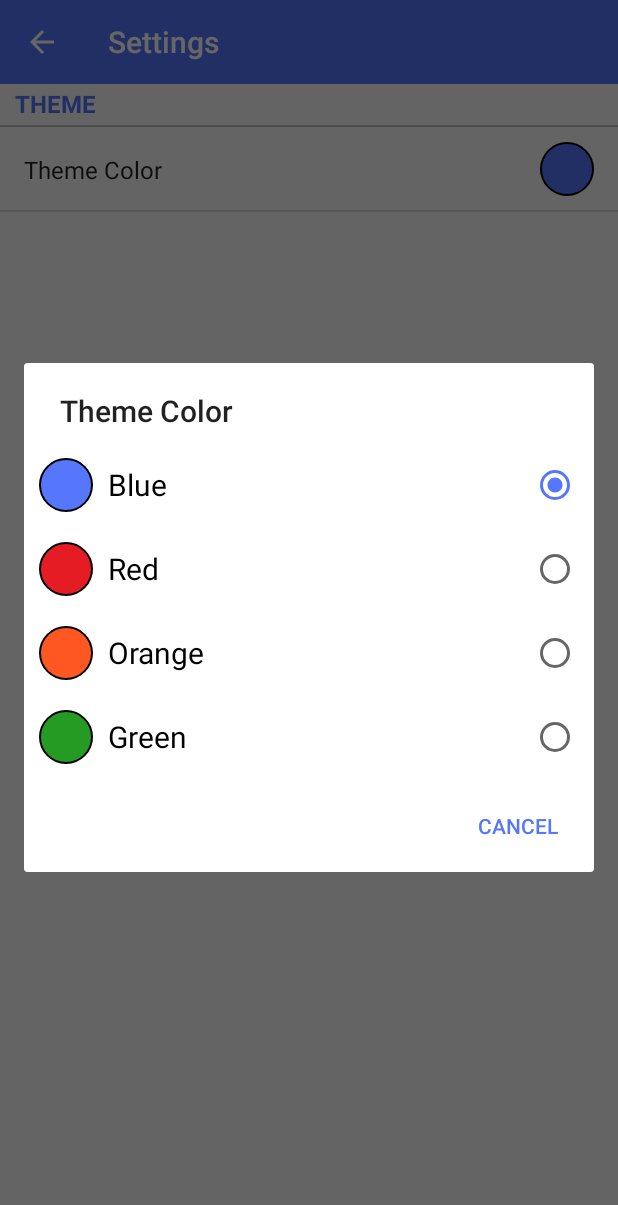
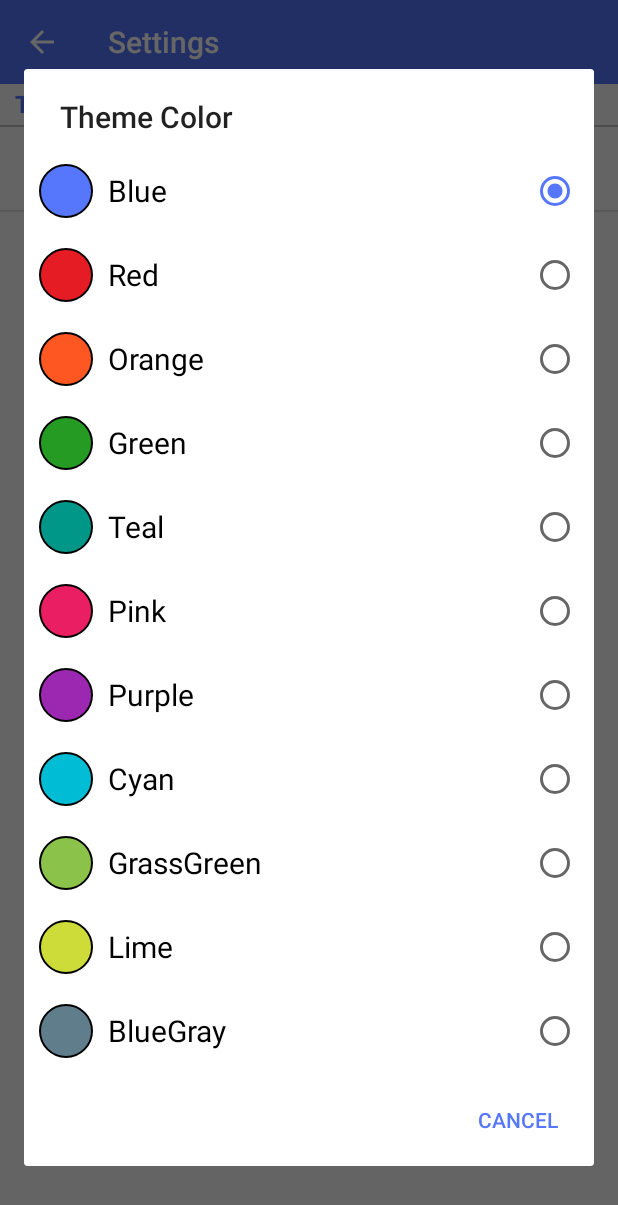
Before and after one commit to digitalplugg/Material-Music-Player, an Android app: the SettingsItemDetailActivity screen opened directly, with no data from a screen before it, after a tap on "Theme Color", on a phone screen of 412 x 824 dp. Shown: the top 1205 px of the screen. Run offline under Robolectric (Android 15) with nearby library versions, the phone set to English and light mode, and no system bars.

Commit message:
Add more color themes.

```diff
--- a/app/src/main/java/com/buptsse/zero/materialmusicplayer/MainActivity.java
+++ b/app/src/main/java/com/buptsse/zero/materialmusicplayer/MainActivity.java
@@ -10,6 +10,7 @@ import android.support.v7.app.AppCompatActivity;
 import android.support.v7.widget.Toolbar;
 import android.view.Menu;
 import android.view.MenuItem;
+import android.view.View;
 
 import com.buptsse.zero.materialmusicplayer.settings.AppSharePreference;
 import com.buptsse.zero.materialmusicplayer.settings.SettingsItemListActivity;
@@ -25,6 +26,7 @@ public class MainActivity extends AppCompatActivity
         setTheme(themeID);
         super.onCreate(savedInstanceState);
         setContentView(R.layout.activity_main);
+        findViewById(R.id.nav_header_layout).getBackground().setLevel(AppSharePreference.getThemeOptionValue(this));
         Toolbar mainToolBar = (Toolbar)findViewById(R.id.toolbar_main_activity);
         setSupportActionBar(mainToolBar);
 
@@ -41,10 +43,10 @@ public class MainActivity extends AppCompatActivity
     @Override
     protected void onResume() {
         super.onResume();
+        DrawerLayout drawer = (DrawerLayout) findViewById(R.id.drawer_layout_main_activity);
+        drawer.closeDrawer(GravityCompat.START);
         if(AppSharePreference.getThemeResID(this) != themeID)
             this.recreate();
-        DrawerLayout drawer = (DrawerLayout) findViewById(R.id.drawer_layout_main_activity);
-        drawer.closeDrawer(GravityCompat.START);
     }
 
     @Override
--- a/app/src/main/java/com/buptsse/zero/materialmusicplayer/settings/AppSharePreference.java
+++ b/app/src/main/java/com/buptsse/zero/materialmusicplayer/settings/AppSharePreference.java
@@ -9,7 +9,9 @@ public class AppSharePreference {
     private static SharedPreferences globalPreference = null;
 
     public static final int appThemeID[] = new int[]{R.style.AppTheme, R.style.AppRedTheme,
-        R.style.AppOrangeTheme, R.style.AppGreenTheme};
+        R.style.AppOrangeTheme, R.style.AppGreenTheme, R.style.AppTealTheme,
+        R.style.AppPinkTheme, R.style.AppPurpleTheme, R.style.AppCyanTheme,
+        R.style.AppGrassGreenTheme, R.style.AppLimeTheme, R.style.AppBlueGreyTheme};
 
     public static void initPreference(Context context)
     {
@@ -18,7 +20,18 @@ public class AppSharePreference {
 
     public static int getThemeResID(Context context)
     {
-        int pos = globalPreference.getInt(context.getResources().getString(R.string.theme_color_key), 0);
+        int pos = getThemeOptionValue(context);
         return appThemeID[pos];
     }
+
+    public static int getThemeOptionValue(Context context)
+    {
+        return globalPreference.getInt(context.getResources().getString(R.string.theme_color_key), 0);
+    }
+
+    public static void setThemeOptionValue(Context context, int value) {
+        SharedPreferences.Editor editor = globalPreference.edit();
+        editor.putInt(context.getResources().getString(R.string.theme_color_key), value);
+        editor.commit();
+    }
 }
--- a/app/src/main/java/com/buptsse/zero/materialmusicplayer/settings/ColorListAdapter.java
+++ b/app/src/main/java/com/buptsse/zero/materialmusicplayer/settings/ColorListAdapter.java
@@ -4,6 +4,7 @@ import android.content.Context;
 import android.view.View;
 import android.view.ViewGroup;
 import android.widget.BaseAdapter;
+import android.widget.CheckBox;
 import android.widget.ImageView;
 import android.widget.RadioButton;
 import android.widget.TextView;
@@ -15,13 +16,12 @@ public class ColorListAdapter extends BaseAdapter {
     private String[] colorNameArray;
     private int levelListResID;
     private Context context;
-    private View itemView[];
+    private int checkItemPos = 0;
 
     public ColorListAdapter(Context context, String[] colorNameArray, int levelListResID) {
         this.context = context;
         this.colorNameArray = colorNameArray;
         this.levelListResID = levelListResID;
-        itemView = new View[colorNameArray.length];
     }
 
     @Override
@@ -39,30 +39,29 @@ public class ColorListAdapter extends BaseAdapter {
         return colorNameArray.length;
     }
 
+    public void setCheckItemPos(int pos) {
+        checkItemPos = pos;
+    }
+
     @Override
     public View getView(int position, View convertView, ViewGroup parent)
     {
-        itemView[position] = View.inflate(context, R.layout.list_radiobutton_item, null);
-        ImageView itemIcon = (ImageView)itemView[position].findViewById(R.id.list_item_icon);
+        View newView = null;
+        if(convertView == null)
+            newView = View.inflate(context, R.layout.list_radiobutton_item, null);
+        else
+            newView = convertView;
+        ImageView itemIcon = (ImageView)newView.findViewById(R.id.list_item_icon);
         itemIcon.setImageResource(levelListResID);
         itemIcon.setImageLevel(position);
         itemIcon.setVisibility(View.VISIBLE);
-        ((TextView)itemView[position].findViewById(R.id.list_item_name)).setText(colorNameArray[position]);
-        return itemView[position];
-    }
-
-    public void setItemOnClickListener(int pos, View.OnClickListener listener)
-    {
-        itemView[pos].setOnClickListener(listener);
-    }
-
-    public void setItemChecked(int position, boolean checked)
-    {
-        ((RadioButton)itemView[position].findViewById(R.id.list_item_radio_button)).setChecked(checked);
-    }
-
-    public boolean getItemChecked(int position)
-    {
-        return ((RadioButton)itemView[position].findViewById(R.id.list_item_radio_button)).isChecked();
+        ((TextView)newView.findViewById(R.id.list_item_name)).setText(colorNameArray[position]);
+        if(position == checkItemPos) {
+            ((RadioButton) newView.findViewById(R.id.list_item_radio_button)).setChecked(true);
+            newView.requestFocus();
+        }
+        else
+            ((RadioButton)newView.findViewById(R.id.list_item_radio_button)).setChecked(false);
+        return newView;
     }
 }
--- a/app/src/main/java/com/buptsse/zero/materialmusicplayer/settings/ColorListPreference.java
+++ b/app/src/main/java/com/buptsse/zero/materialmusicplayer/settings/ColorListPreference.java
@@ -12,63 +12,50 @@ import android.view.View;
 import android.widget.AdapterView;
 import android.widget.CheckBox;
 import android.widget.ImageView;
-import android.widget.SimpleAdapter;
 
 import com.buptsse.zero.materialmusicplayer.R;
-import com.buptsse.zero.materialmusicplayer.ThemeColor;
 
-public class ColorListPreference extends CheckBoxPreference
-{
+public class ColorListPreference extends CheckBoxPreference {
     private Context context;
     private CheckBox dummyCheckBox;
-    private ImageView colorIconImage;
+    private static ImageView colorIconImage = null;
     private int preSelectItemPos;
 
-    public ColorListPreference(Context context, AttributeSet attrs)
-    {
+
+    public ColorListPreference(Context context, AttributeSet attrs) {
         super(context, attrs);
         this.context = context;
-        colorIconImage = new ImageView(context);
-        colorIconImage.setImageResource(R.drawable.color_circle);
+        if (colorIconImage == null) {
+            colorIconImage = new ImageView(context);
+            colorIconImage.setImageResource(R.drawable.color_circle);
+        }
         colorIconImage.setImageLevel(0);
     }
 
-    public ColorListPreference(Context context)
-    {
+    public ColorListPreference(Context context) {
         super(context);
         this.context = context;
-        colorIconImage = new ImageView(context);
-        colorIconImage.setImageResource(R.drawable.color_circle);
+        if (colorIconImage == null) {
+            colorIconImage = new ImageView(context);
+            colorIconImage.setImageResource(R.drawable.color_circle);
+        }
         colorIconImage.setImageLevel(0);
     }
 
     @Override
     protected void onBindView(View view) {
         super.onBindView(view);
-        dummyCheckBox = (CheckBox)view.findViewById(android.R.id.checkbox);
+        dummyCheckBox = (CheckBox) view.findViewById(android.R.id.checkbox);
         dummyCheckBox.setButtonDrawable(new ColorDrawable(Color.TRANSPARENT));
         dummyCheckBox.setWidth(context.getResources().getDimensionPixelSize(R.dimen.icon_large_size));
         dummyCheckBox.setHeight(context.getResources().getDimensionPixelSize(R.dimen.icon_large_size));
-        preSelectItemPos = getThemeOptionValue();
+        preSelectItemPos = AppSharePreference.getThemeOptionValue(context);
         setColorIconImage(preSelectItemPos);
     }
 
-    private void setColorIconImage(int value)
-    {
+    private void setColorIconImage(int value) {
         colorIconImage.setImageLevel(value);
         dummyCheckBox.setBackgroundDrawable(colorIconImage.getDrawable());
-    }
-
-    private int getThemeOptionValue()
-    {
-        return getSharedPreferences().getInt(context.getResources().getString(R.string.theme_color_key), 0);
-    }
-
-    private void setThemeOptionValue(int value)
-    {
-        SharedPreferences.Editor editor = getSharedPreferences().edit();
-        editor.putInt(context.getResources().getString(R.string.theme_color_key), value);
-        editor.commit();
     }
 
     @Override
@@ -76,30 +63,29 @@ public class ColorListPreference extends CheckBoxPreference
         final AlertDialog.Builder alertDialogBuilder = new AlertDialog.Builder(context);
         alertDialogBuilder.setTitle(context.getResources().getString(R.string.theme_color_lable));
         final ColorListAdapter adapter = new ColorListAdapter(context, context.getResources().getStringArray(R.array.theme_option_array),
-                                                              R.drawable.color_circle);
-        alertDialogBuilder.setAdapter(adapter, null);
+                R.drawable.color_circle);
+        adapter.setCheckItemPos(preSelectItemPos);
+        alertDialogBuilder.setAdapter(adapter, new DialogInterface.OnClickListener() {
+            @Override
+            public void onClick(DialogInterface dialog, int which) {
+                preSelectItemPos = which;
+                setColorIconImage(which);
+                AppSharePreference.setThemeOptionValue(context, which);
+            }
+        });
+        /*alertDialogBuilder.setItems(context.getResources().getStringArray(R.array.theme_option_array), new DialogInterface.OnClickListener() {
+            @Override
+            public void onClick(DialogInterface dialog, int which) {
+                System.out.println("Item " + which + " click.");
+            }
+        });*/
         alertDialogBuilder.setNegativeButton(R.string.cancel_label, null);
         final AlertDialog alertDialog = alertDialogBuilder.create();
         alertDialog.setOnShowListener(new DialogInterface.OnShowListener() {
             @Override
             public void onShow(DialogInterface dialog) {
-                ((AlertDialog)dialog).getButton(AlertDialog.BUTTON_NEGATIVE).setTextColor(ThemeColor.getAccentColor(context));
-                adapter.setItemChecked(preSelectItemPos, true);
-                for(int i = 0; i < adapter.getCount(); i++)
-                {
-                    final int pos = i;
-                    adapter.setItemOnClickListener(i, new View.OnClickListener() {
-                        @Override
-                        public void onClick(View v) {
-                            setThemeOptionValue(pos);
-                            setColorIconImage(pos);
-                            preSelectItemPos = pos;
-                            alertDialog.dismiss();
-                        }
-                    });
-                }
+                ((AlertDialog) dialog).getButton(AlertDialog.BUTTON_NEGATIVE).setTextColor(ThemeColor.getAccentColor(context));
             }
-
         });
         alertDialog.show();
     }
--- a/app/src/main/java/com/buptsse/zero/materialmusicplayer/settings/SettingsItemListActivity.java
+++ b/app/src/main/java/com/buptsse/zero/materialmusicplayer/settings/SettingsItemListActivity.java
@@ -2,10 +2,12 @@ package com.buptsse.zero.materialmusicplayer.settings;
 
 import android.content.Intent;
 import android.os.Bundle;
+import android.support.v4.app.NavUtils;
 import android.support.v7.app.AppCompatActivity;
 import android.support.v7.widget.Toolbar;
 import android.view.MenuItem;
 
+import com.buptsse.zero.materialmusicplayer.MainActivity;
 import com.buptsse.zero.materialmusicplayer.R;
 
 public class SettingsItemListActivity extends AppCompatActivity
@@ -45,7 +47,7 @@ public class SettingsItemListActivity extends AppCompatActivity
     @Override
     public boolean onOptionsItemSelected(MenuItem item) {
         if(item.getItemId() == android.R.id.home){
-            this.finish();
+            NavUtils.navigateUpTo(this, new Intent(this, MainActivity.class));
             return true;
         }
         return super.onOptionsItemSelected(item);
--- a/app/src/main/java/com/buptsse/zero/materialmusicplayer/ThemeColor.java
+++ b/app/src/main/java/com/buptsse/zero/materialmusicplayer/settings/ThemeColor.java
@@ -1,8 +1,10 @@
-package com.buptsse.zero.materialmusicplayer;
+package com.buptsse.zero.materialmusicplayer.settings;
 
 import android.content.Context;
 import android.content.res.TypedArray;
 import android.graphics.Color;
+
+import com.buptsse.zero.materialmusicplayer.R;
 
 public class ThemeColor
 {
--- a/app/src/main/res/drawable/list_item_background.xml
+++ b/app/src/main/res/drawable/list_item_background.xml
@@ -1,5 +1,5 @@
 <?xml version="1.0" encoding="utf-8"?>
 <selector xmlns:android="http://schemas.android.com/apk/res/android">
     <item android:state_activated="false" android:drawable="@android:color/transparent"/>
-    <item android:state_activated="true" android:drawable="@color/Gray400"/>
+    <item android:state_activated="true" android:drawable="@color/Grey400"/>
 </selector>
--- a/app/src/main/res/layout-sw600dp/activity_settings_item_list.xml
+++ b/app/src/main/res/layout-sw600dp/activity_settings_item_list.xml
@@ -24,7 +24,7 @@
     <View
         android:layout_width="2px"
         android:layout_height="match_parent"
-        android:background="@color/LightGray"/>
+        android:background="@color/LightGrey"/>
 
     <LinearLayout android:id="@+id/settings_item_detail_container"
         android:layout_width="0dp"
--- a/app/src/main/res/layout/list_radiobutton_item.xml
+++ b/app/src/main/res/layout/list_radiobutton_item.xml
@@ -6,9 +6,7 @@
     android:paddingTop="@dimen/activity_vertical_margin"
     android:paddingLeft="@dimen/activity_horizontal_margin"
     android:paddingRight="@dimen/activity_horizontal_margin"
-    android:background="?android:attr/listChoiceBackgroundIndicator"
-    android:clickable="true"
-    android:focusable="true">
+    android:background="?android:attr/listChoiceBackgroundIndicator">
 
     <ImageView android:id="@+id/list_item_icon"
         android:layout_width="@dimen/icon_large_size"
@@ -31,6 +29,7 @@
         android:layout_height="wrap_content"
         android:layout_centerVertical="true"
         android:layout_alignParentRight="true"
-        android:clickable="false"/>
+        android:clickable="false"
+        android:focusable="false"/>
 
 </RelativeLayout>
--- a/app/src/main/res/layout/nav_header_main.xml
+++ b/app/src/main/res/layout/nav_header_main.xml
@@ -1,5 +1,6 @@
 <?xml version="1.0" encoding="utf-8"?>
 <LinearLayout xmlns:android="http://schemas.android.com/apk/res/android"
+    android:id="@+id/nav_header_layout"
     android:layout_width="match_parent"
     android:layout_height="@dimen/nav_header_height"
     android:background="@drawable/side_nav_bar"
@@ -7,7 +8,6 @@
     android:paddingLeft="@dimen/activity_horizontal_margin"
     android:paddingRight="@dimen/activity_horizontal_margin"
     android:paddingTop="@dimen/activity_vertical_margin"
-    android:theme="@style/ThemeOverlay.AppCompat.Dark"
     android:gravity="bottom"
     android:orientation="vertical">
 
--- a/app/src/main/res/layout/preference_category_header.xml
+++ b/app/src/main/res/layout/preference_category_header.xml
@@ -18,6 +18,6 @@
         android:layout_width="match_parent"
         android:layout_height="2px"
         android:layout_marginTop="3dp"
-        android:background="@color/Gray400"/>
+        android:background="@color/Grey400"/>
 
 </LinearLayout>
--- a/app/src/main/res/layout/preference_header.xml
+++ b/app/src/main/res/layout/preference_header.xml
@@ -18,6 +18,6 @@
         android:layout_marginTop="@dimen/activity_vertical_margin"
         android:layout_width="match_parent"
         android:layout_height="4px"
-        android:background="@color/Gray400" />
+        android:background="@color/Grey400" />
 
 </LinearLayout>
--- a/app/src/main/res/values/arrays.xml
+++ b/app/src/main/res/values/arrays.xml
@@ -12,5 +12,12 @@
         <item>Red</item>
         <item>Orange</item>
         <item>Green</item>
+        <item>Teal</item>
+        <item>Pink</item>
+        <item>Purple</item>
+        <item>Cyan</item>
+        <item>GrassGreen</item>
+        <item>Lime</item>
+        <item>BlueGray</item>
     </string-array>
 </resources>
--- a/app/src/main/res/values/colors.xml
+++ b/app/src/main/res/values/colors.xml
@@ -4,7 +4,7 @@
     <color name="LightBlue">#91a7ff</color>
     <color name="Orange">#FF5722</color>
     <color name="LightOrange">#FF8A65</color>
-    <color name="LightGray">#EEEEEE</color>
+    <color name="LightGrey">#EEEEEE</color>
     <color name="Grey">#9E9E9E</color>
     <color name="Green">#259B24</color>
     <color name="LightGreen">#42BD41</color>
@@ -24,5 +24,5 @@
     <color name="LightGrassGreen">#AED581</color>
     <color name="Lime">#CDDC39</color>
     <color name="LightLime">#DCE775</color>
-    <color name="Gray400">#BDBDBD</color>
+    <color name="Grey400">#BDBDBD</color>
 </resources>
--- a/app/src/main/res/values/styles.xml
+++ b/app/src/main/res/values/styles.xml
@@ -40,7 +40,7 @@
         <item name="colorPrimary">@color/LightPurple</item>
         <item name="colorAccent">@color/Purple</item>
     </style>
-    <style name="AppLightGreenTheme" parent="AppTheme">
+    <style name="AppGrassGreenTheme" parent="AppTheme">
         <item name="colorPrimary">@color/LightGrassGreen</item>
         <item name="colorAccent">@color/GrassGreen</item>
     </style>
```
Also changed, not shown: app/src/main/res/drawable/side_nav_bar.xml (+96 -2 lines).
